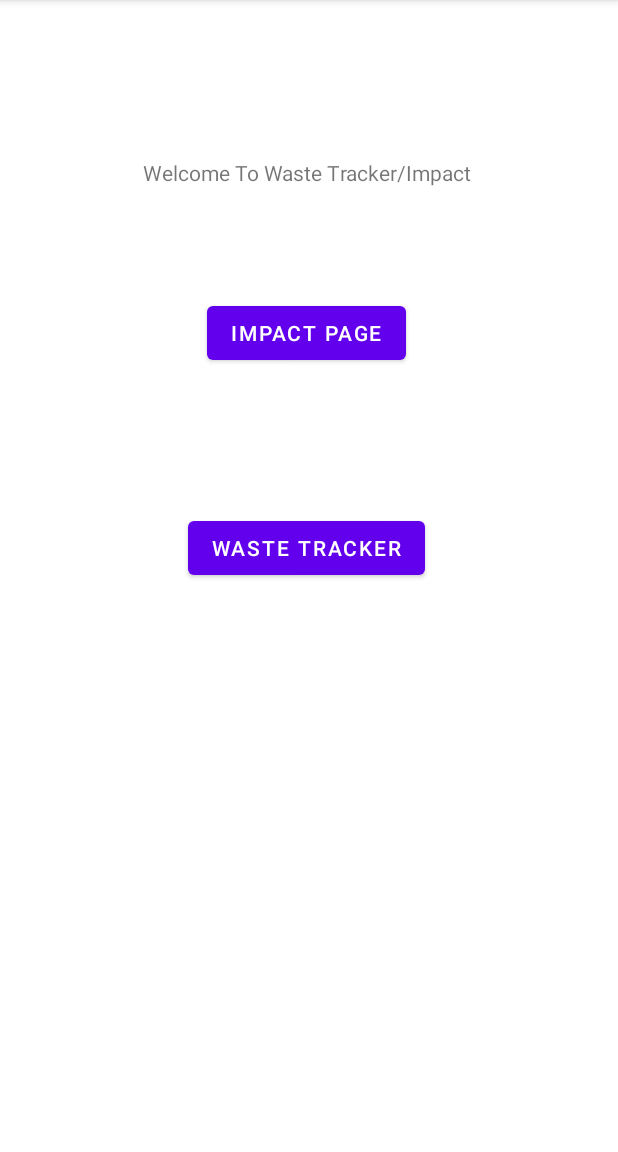
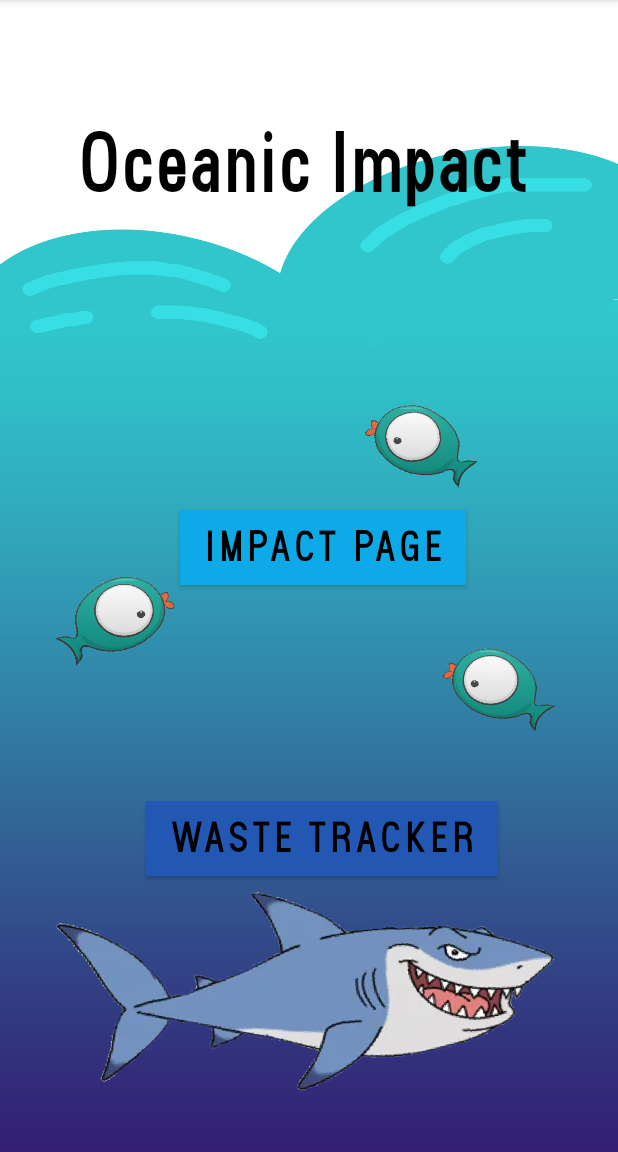
Before and after one commit to ehaque003/oceanenviromentimpact, an Android app: the screen it shows after launch (MainActivity), on a phone screen of 412 x 824 dp, the part 84-1236 px from its top. Run offline under Robolectric (Android 15) with nearby library versions, the phone set to English and light mode, and no system bars.

Commit message:
ui changes to homepage

```diff
--- a/app/src/main/res/layout/activity_main.xml
+++ b/app/src/main/res/layout/activity_main.xml
@@ -6,36 +6,61 @@
     android:layout_height="match_parent"
     tools:context=".MainActivity">
 
+    <ImageView
+        android:id="@+id/imageView4"
+        android:layout_width="469dp"
+        android:layout_height="767dp"
+        android:scaleX="1.12"
+        app:layout_constraintBottom_toBottomOf="parent"
+        app:layout_constraintEnd_toEndOf="parent"
+        app:layout_constraintStart_toStartOf="parent"
+        app:layout_constraintTop_toTopOf="parent"
+        app:srcCompat="@drawable/shark" />
+
     <TextView
         android:id="@+id/textview2"
         android:layout_width="wrap_content"
         android:layout_height="wrap_content"
-        android:layout_marginStart="95dp"
-        android:layout_marginLeft="95dp"
-        android:layout_marginTop="105dp"
-        android:text="Welcome To Waste Tracker/Impact"
+        android:layout_marginStart="52dp"
+        android:layout_marginLeft="52dp"
+        android:layout_marginTop="80dp"
+        android:fontFamily="@font/sanlususbold"
+        android:text="Oceanic Impact"
+        android:textColor="#000000"
+        android:textSize="60sp"
         app:layout_constraintStart_toStartOf="parent"
         app:layout_constraintTop_toTopOf="parent" />
+
+    <Button
+        android:id="@+id/wastertrackerpage"
+        android:layout_width="wrap_content"
+        android:layout_height="wrap_content"
+        android:layout_marginStart="97dp"
+        android:layout_marginLeft="97dp"
+        android:layout_marginTop="144dp"
+        android:background="#2258B3"
+        android:fontFamily="@font/sanlususbold"
+        android:text="Waste Tracker"
+        android:textColor="#000000"
+        android:textSize="30sp"
+        app:backgroundTint="#2258B3"
+        app:layout_constraintStart_toStartOf="parent"
+        app:layout_constraintTop_toBottomOf="@+id/impactpagechanger" />
 
     <Button
         android:id="@+id/impactpagechanger"
         android:layout_width="wrap_content"
         android:layout_height="wrap_content"
-        android:layout_marginStart="138dp"
-        android:layout_marginLeft="138dp"
-        android:layout_marginTop="73dp"
+        android:layout_marginStart="120dp"
+        android:layout_marginLeft="120dp"
+        android:layout_marginTop="200dp"
+        android:background="#0ED0E8"
+        android:fontFamily="@font/sanlususbold"
         android:text="Impact Page"
+        android:textColor="#000000"
+        android:textSize="30sp"
+        app:backgroundTint="#0EAAE8"
         app:layout_constraintStart_toStartOf="parent"
         app:layout_constraintTop_toBottomOf="@+id/textview2" />
 
-    <Button
-        android:id="@+id/wastertrackerpage"
-        android:layout_width="wrap_content"
-        android:layout_height="wrap_content"
-        android:layout_marginStart="125dp"
-        android:layout_marginLeft="125dp"
-        android:layout_marginTop="95dp"
-        android:text="Waste Tracker"
-        app:layout_constraintStart_toStartOf="parent"
-        app:layout_constraintTop_toBottomOf="@+id/impactpagechanger" />
 </androidx.constraintlayout.widget.ConstraintLayout>
```
